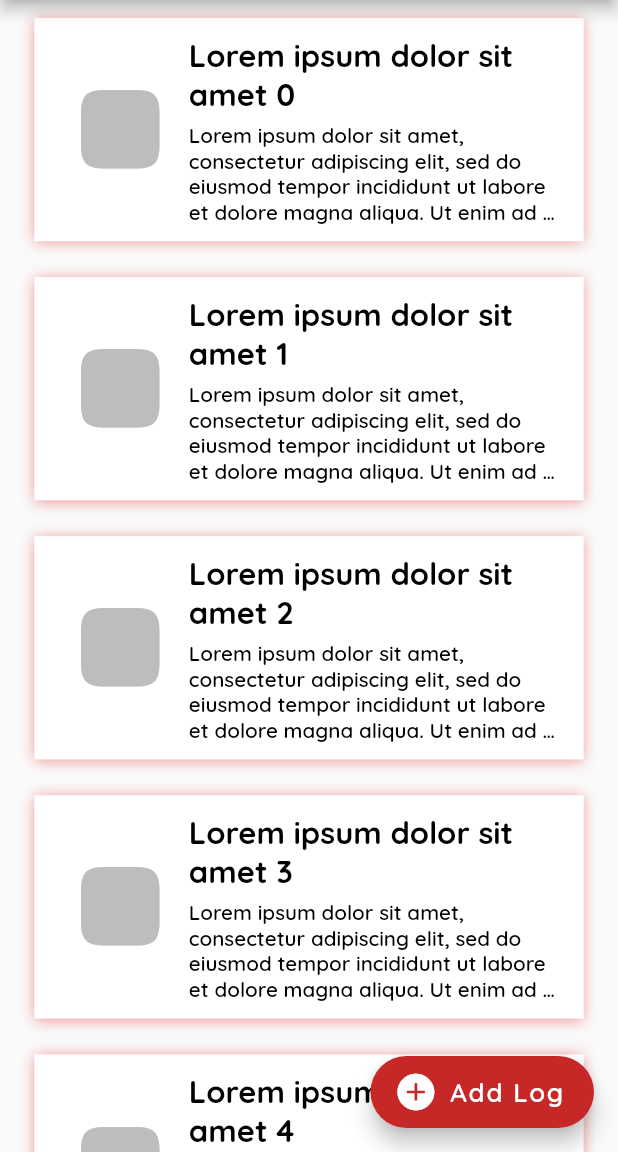
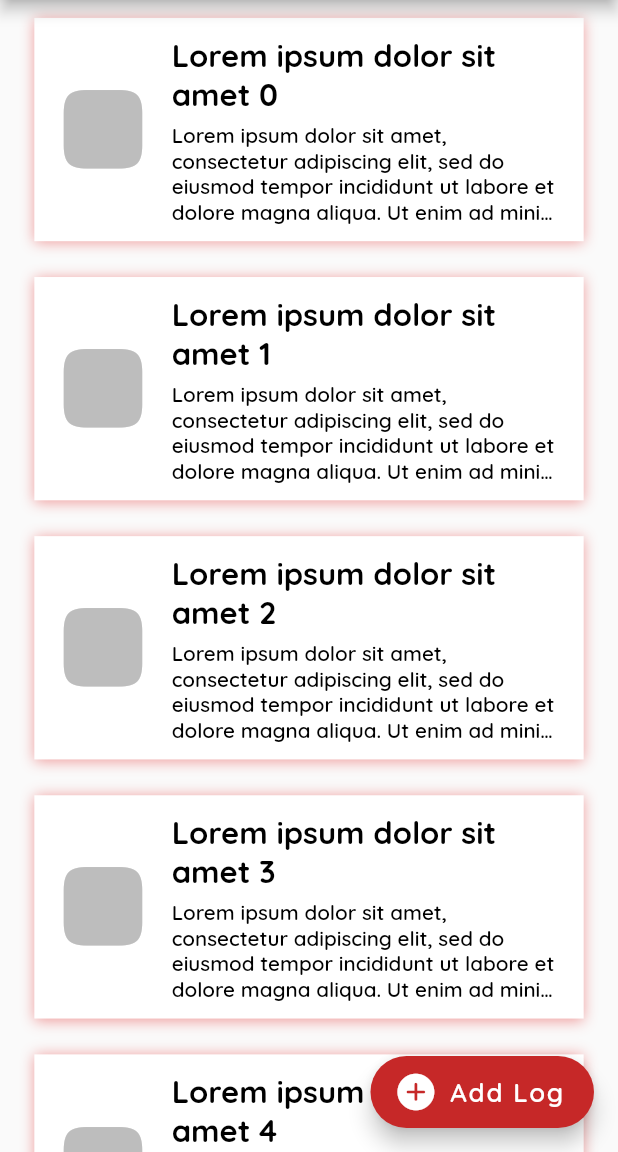
Before and after one commit to ozaenzenzen/flutter-FAMExpensesLog, a Flutter app: the screen it shows after launch, on a phone screen of 412 x 824 dp, the part 84-1236 px from its top. Run offline on Flutter 3.47's test engine with Material 2 defaults, Android fonts, the light colour scheme and no system bars; our stand-ins replace flutter_screenutil, get, google_fonts.

Commit message:
update expenselog item

```diff
--- a/lib/widget/expenselog_item.dart
+++ b/lib/widget/expenselog_item.dart
@@ -42,15 +42,10 @@
         child: Row(
           // mainAxisAlignment: MainAxisAlignment.center,
           children: [
-            Container(
-              margin: EdgeInsets.only(
-                left: screenUtil.setWidth(10),
-              ),
-              child: Icon(
-                CupertinoIcons.app_fill,
-                size: screenUtil.setSp(60),
-                color: Colors.grey.shade400,
-              ),
+            Icon(
+              CupertinoIcons.app_fill,
+              size: screenUtil.setSp(60),
+              color: Colors.grey.shade400,
             ),
             SizedBox(
               width: screenUtil.setWidth(10),
```
